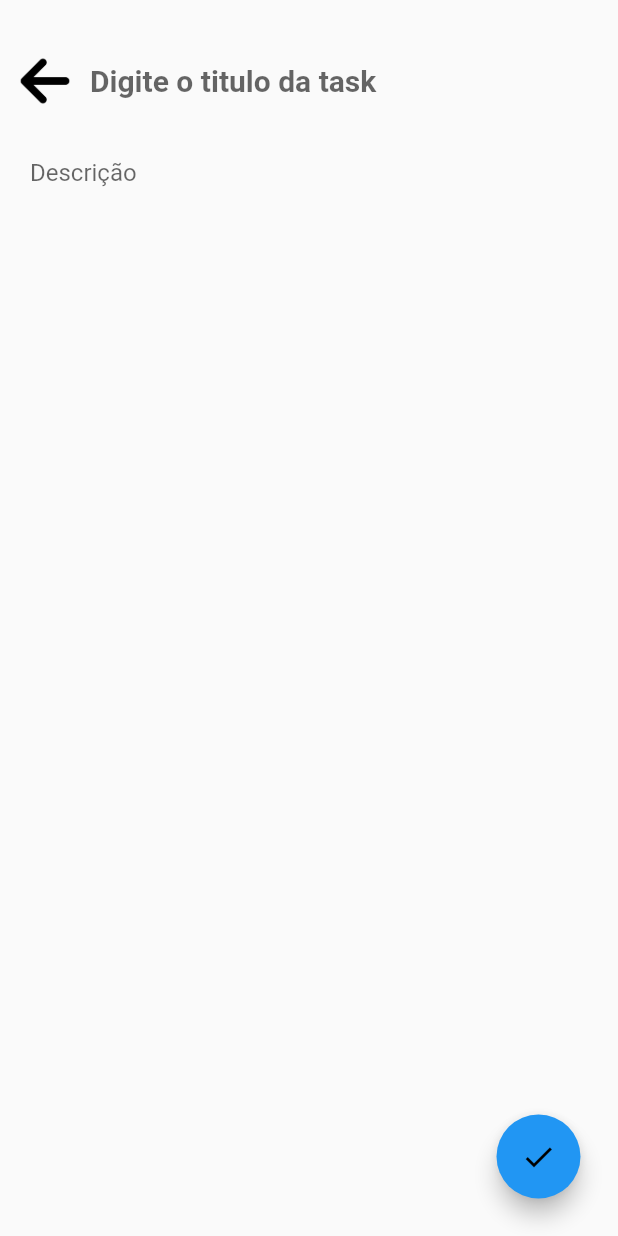
After one commit to Luismatos19/fluttertodo, a Flutter app: the screen it shows after launch, after a tap on "Entrar", after a tap on the "add" icon, on a phone screen of 412 x 824 dp. The commit adds this screen. Run offline on Flutter 3.47's test engine with Material 2 defaults, Android fonts, the phone set to English and light mode, and no system bars.

Commit message:
page adcionar task feita

```diff
--- /dev/null
+++ b/lib/create_todo.dart
@@ -0,0 +1,15 @@
+import 'package:flutter/material.dart';
+
+class CreateTodo extends StatefulWidget {
+  @override
+  _CreateTodoState createState() => _CreateTodoState();
+}
+
+class _CreateTodoState extends State<CreateTodo> {
+  @override
+  Widget build(BuildContext context) {
+    return Container(
+
+    );
+  }
+}
--- a/lib/home_page.dart
+++ b/lib/home_page.dart
@@ -18,7 +18,9 @@ class _MyHomePageState extends State<MyHomePage> {
       right: 25,
       child: FloatingActionButton(
         foregroundColor: Colors.black,
-        onPressed: () {},
+        onPressed: () {
+          Navigator.of(context).pushNamed('/todo');
+        },
         child: Icon(Icons.add),
       ),
     );
@@ -53,23 +55,26 @@ class _MyHomePageState extends State<MyHomePage> {
       appBar: AppBar(
         title: Text('Todo List'),
       ),
-      body: Container (
+      body: Container(
           width: double.infinity,
           child: Padding(
             padding: EdgeInsets.all(10),
-          child: Column(
-          crossAxisAlignment: CrossAxisAlignment.start,
+            child: Stack(children: [
+              Column(crossAxisAlignment: CrossAxisAlignment.start, children: [
+                Expanded(
+                    child: ListView(
                   children: [
                     Task(
                         title: "New todo",
-              desc: " dfajiodsfj asdf disfnadsfadsfjidosnfijds dsfanidsfjads dafdsfiaofhaidosf adsfjdsjfads"
-            ),
+                        desc:
+                            " dfajiodsfj asdf disfnadsfadsfjidosnfijds dsfanidsfjads dafdsfiaofhaidosf adsfjdsjfads"),
                     Task(),
-          ]
-        ),
-        )
-
-      ),
+                  ],
+                ))
+              ]),
+              _button(),
+            ]),
+          )),
     );
   }
 }
--- a/lib/my_app.dart
+++ b/lib/my_app.dart
@@ -1,5 +1,6 @@
 import 'package:appflutter/home_page.dart';
 import 'package:appflutter/login.dart';
+import 'package:appflutter/todo_page.dart';
 import 'package:flutter/material.dart';
 
 import 'login.dart';
@@ -17,6 +18,7 @@ class MyApp extends StatelessWidget {
       routes: {
         '/': (context) => Login(),
         '/home': (context) => MyHomePage(),
+        '/todo': (context) => TodoPage(),
       },
     );
   }
--- /dev/null
+++ b/lib/todo_page.dart
@@ -0,0 +1,66 @@
+import 'package:flutter/material.dart';
+
+class TodoPage extends StatelessWidget {
+  @override
+  Widget build(BuildContext context) {
+    return Scaffold(
+        body: SafeArea(
+      child: Stack(
+        children: [
+          Container(
+              child: Column(
+            children: [
+              Padding(
+                padding: EdgeInsets.only(top: 24, bottom: 7),
+                child: Row(
+                  children: [
+                    InkWell(
+                      // imagem clickavel
+                      onTap: () {
+                        Navigator.pop(context); //volta para rota anterior
+                      },
+                      child: Padding(
+                          padding: EdgeInsets.all(10.0),
+                          child: Image.asset(
+                            "assets/images/back.png",
+                            height: 40,
+                          )),
+                    ),
+                    Expanded(
+                        child: TextField(
+                            decoration: InputDecoration(
+                              hintText: "Digite o titulo da task",
+                              border: InputBorder.none,
+                            ),
+                            style: TextStyle(
+                              fontSize: 20,
+                              fontWeight: FontWeight.bold,
+                            )))
+                  ],
+                ),
+              ),
+              TextField(
+                  decoration: InputDecoration(
+                      hintText: "Descrição",
+                      border: InputBorder.none,
+                      contentPadding: EdgeInsets.symmetric(
+                        horizontal: 20,
+                      )))
+            ],
+          )),
+          Positioned(
+            bottom: 25,
+            right: 25,
+            child: FloatingActionButton(
+              foregroundColor: Colors.black,
+              onPressed: () {
+                Navigator.of(context).pushNamed('/todo');
+              },
+              child: Icon(Icons.check),
+            ),
+          )
+        ],
+      ),
+    ));
+  }
+}
--- a/pubspec.yaml
+++ b/pubspec.yaml
@@ -24,6 +24,9 @@ dependencies:
   flutter:
     sdk: flutter
 
+  sqflite:
+  path:
+
   # The following adds the Cupertino Icons font to your application.
   # Use with the CupertinoIcons class for iOS style icons.
   cupertino_icons: ^1.0.2
@@ -46,6 +49,7 @@ flutter:
     - assets/images/logo.png
     - assets/images/background.jpg
     - assets/images/user.webp
+    - assets/images/back.png
 
   # To add assets to your application, add an assets section, like this:
   # assets:
```
Also changed, not shown: assets/images/back.png (added), lib/database.dart (added), lib/model/task.dart (added), pubspec.lock. Lines whose indentation alone changed are shown as unchanged.
